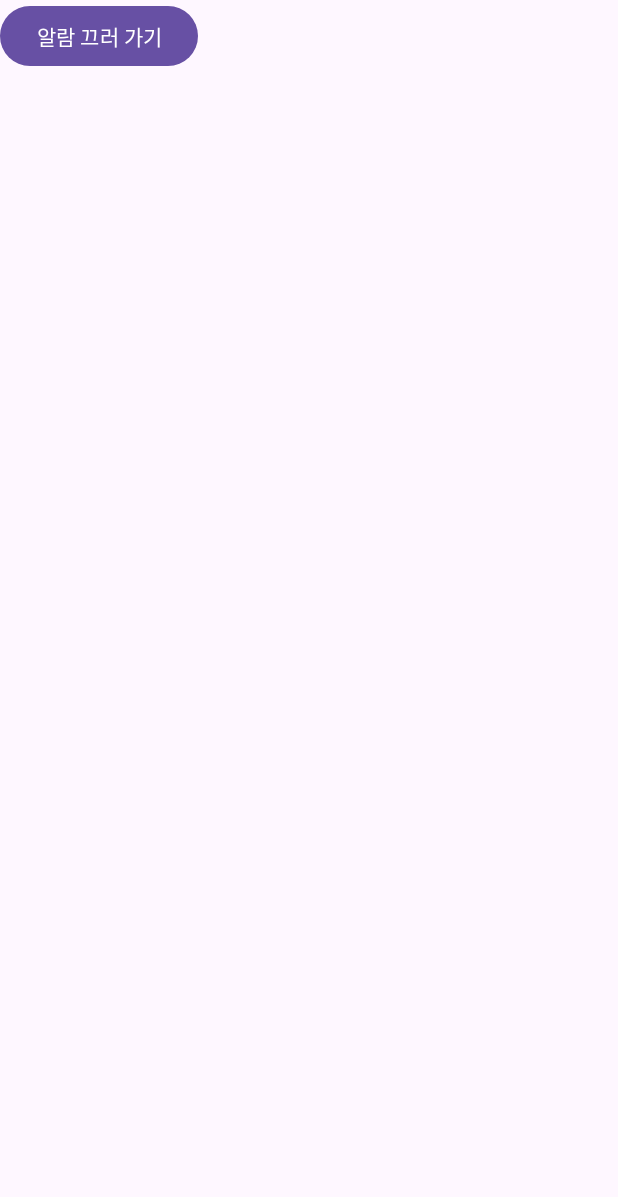
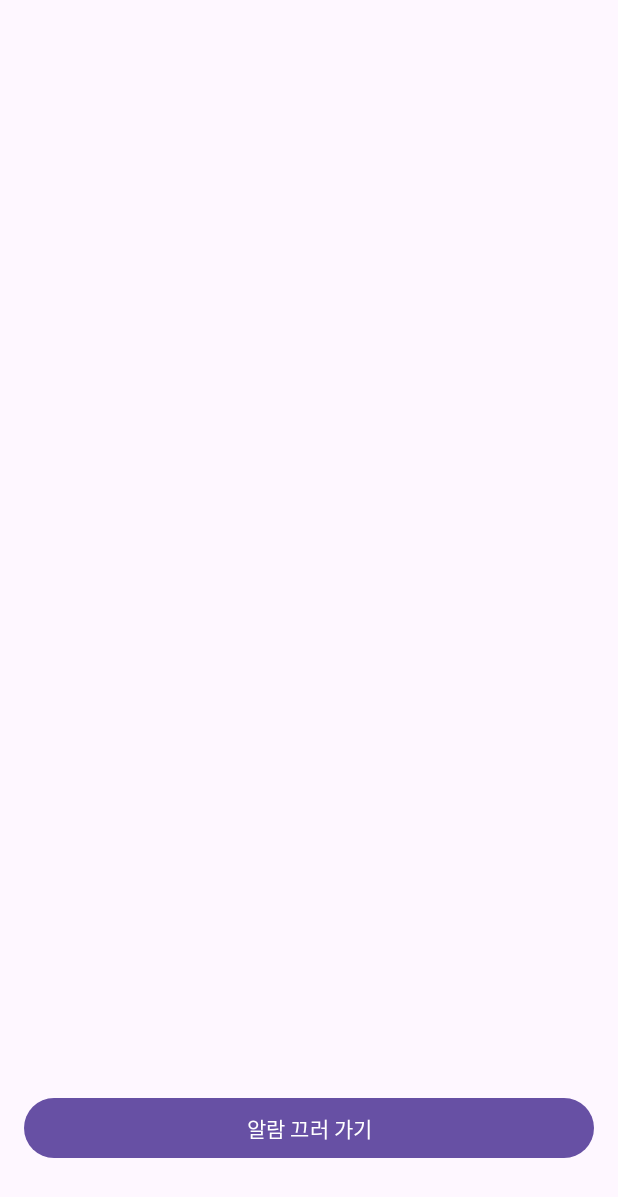
Before and after one commit to qjatn0521/KWOpenSource10Team, an Android app: the fragment FragAlarmCalled shown on its own in the app's theme, on a phone screen of 412 x 824 dp. Shown: the top 1197 px of the screen. Run offline under Robolectric (Android 15) with nearby library versions, the phone set to English and light mode, and no system bars.

Commit message:
[Feat] : 알람 기능 구현 알람 삭제 및 리스트 구현 중간과정 알람 울릴 시 나올 레이아웃 작성
footer : 나머지는 수정 X

```diff
--- a/app/src/main/java/com/example/myapplication/alarm/FragAlarmCalled.java
+++ b/app/src/main/java/com/example/myapplication/alarm/FragAlarmCalled.java
@@ -24,14 +24,14 @@ public class FragAlarmCalled extends Fragment {
     public void onViewCreated(@NonNull View view, @Nullable Bundle savedInstanceState) {
         super.onViewCreated(view, savedInstanceState);
 
-        goOffButton = view.findViewById(R.id.GoOffbutton);
+        goOffButton = view.findViewById(R.id.GoOffButton);
         goOffButton.setOnClickListener(new View.OnClickListener() {
             @Override
             public void onClick(View v) {
                 // 버튼을 클릭하면 frag_alarm 화면이 나오도록 처리
                 Fragment fragAlarm = new FragAlarm();
                 getParentFragmentManager().beginTransaction()
-                        .replace(R.id.fragment_container, fragAlarm)
+                        .replace(R.id.fragment_alarm_called, fragAlarm)
                         .addToBackStack(null)
                         .commit();
             }
--- a/app/src/main/res/layout/frag_alarm_called.xml
+++ b/app/src/main/res/layout/frag_alarm_called.xml
@@ -1,20 +1,27 @@
 <?xml version="1.0" encoding="utf-8"?>
-<androidx.constraintlayout.widget.ConstraintLayout xmlns:android="http://schemas.android.com/apk/res/android"
+<androidx.constraintlayout.widget.ConstraintLayout
+    xmlns:android="http://schemas.android.com/apk/res/android"
+    xmlns:app="http://schemas.android.com/apk/res-auto"
     xmlns:tools="http://schemas.android.com/tools"
     android:layout_width="match_parent"
     android:layout_height="match_parent">
-
+<LinearLayout
+    android:layout_width="match_parent"
+    android:layout_height="match_parent"
+    android:gravity="bottom"
+    android:orientation="horizontal">
     <Button
-        android:id="@+id/GoOffbutton"
-        android:layout_width="wrap_content"
+        android:id="@+id/GoOffButton"
+        android:layout_width="0dp"
         android:layout_height="wrap_content"
+        android:layout_weight="1"
         android:text="알람 끄러 가기"
-        tools:layout_editor_absoluteX="160dp"
-        tools:layout_editor_absoluteY="605dp"
-        tools:ignore="MissingConstraints" />
-
+        android:layout_margin="16dp" />
+</LinearLayout>
     <FrameLayout
-        android:id="@+id/fragment_container"
+        android:id="@+id/fragment_alarm_called"
         android:layout_width="match_parent"
-        android:layout_height="match_parent" />
+        android:layout_height="match_parent"
+        app:layout_constraintStart_toStartOf="parent"
+        tools:layout_editor_absoluteY="0dp" />
 </androidx.constraintlayout.widget.ConstraintLayout>
```
Also changed, not shown: app/src/main/java/com/example/myapplication/alarm/AlarmReceiver.java (+5 -8 lines), app/src/main/java/com/example/myapplication/alarm/AlarmService.java (+24 -0 lines), app/src/main/java/com/example/myapplication/alarm/FragAlarm.java (+60 -88 lines).
